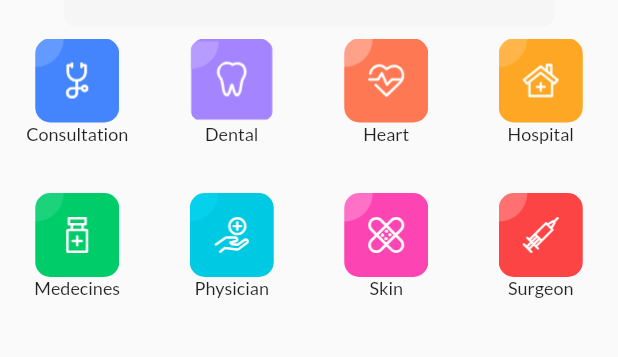
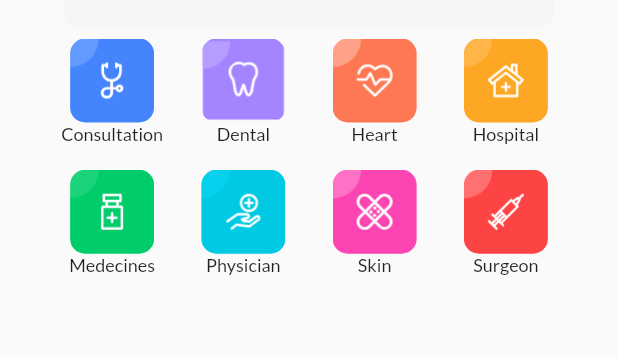
Before and after one commit to Krt-dev/Find_your_doctor, a Flutter app: the screen it shows after launch, on a phone screen of 412 x 824 dp, the part 338-695 px from its top. Run offline on Flutter 3.47's test engine with Material 2 defaults, Android fonts, the phone set to English and light mode, and no system bars; our stand-ins replace flutter_rating_bar, flutter_svg_provider, google_fonts.

Commit message:
Adjust the size of the grid Icons container

```diff
--- a/flutter-doctor-app-main/starter/doctor_app/lib/components/grid_icons.dart
+++ b/flutter-doctor-app-main/starter/doctor_app/lib/components/grid_icons.dart
@@ -9,8 +9,8 @@ class GridIcons extends StatelessWidget {
   @override
   Widget build(BuildContext context) {
     return SizedBox(
-      height: 300,
-      width: 500,
+      height: 200,
+      width: 350,
       child: GridView.builder(
         gridDelegate:
             const SliverGridDelegateWithFixedCrossAxisCount(crossAxisCount: 4),
```
